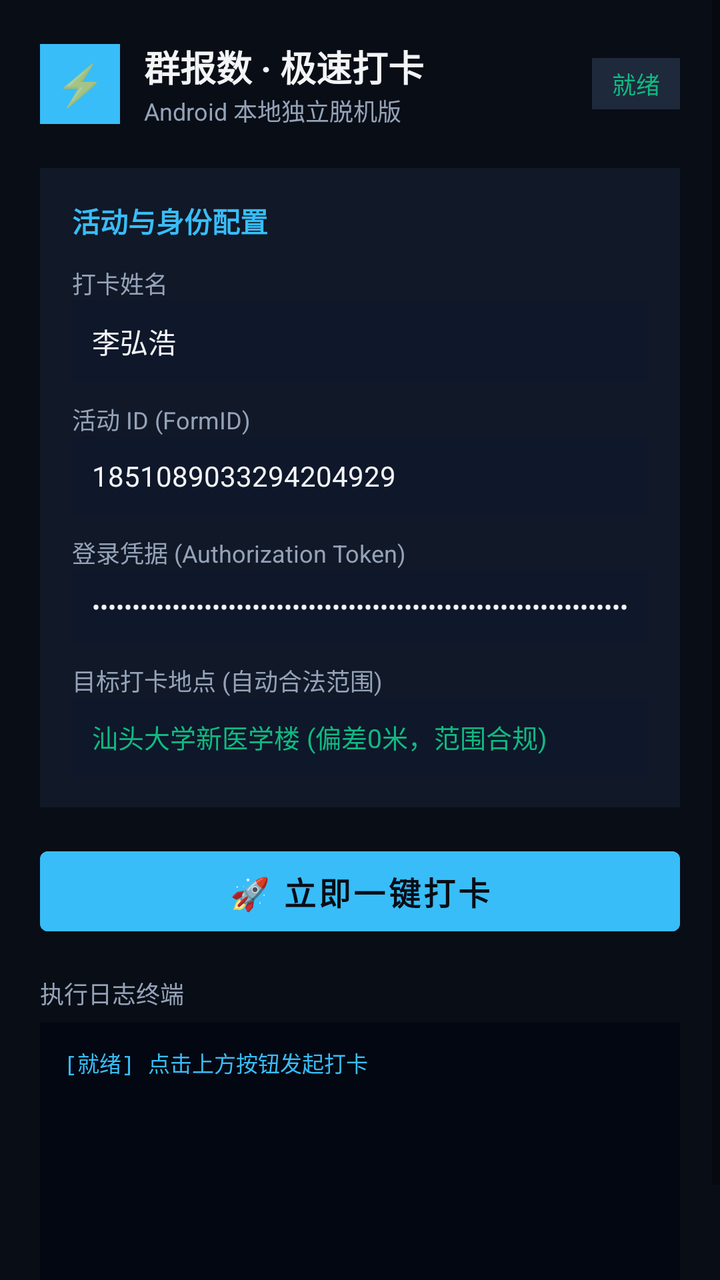
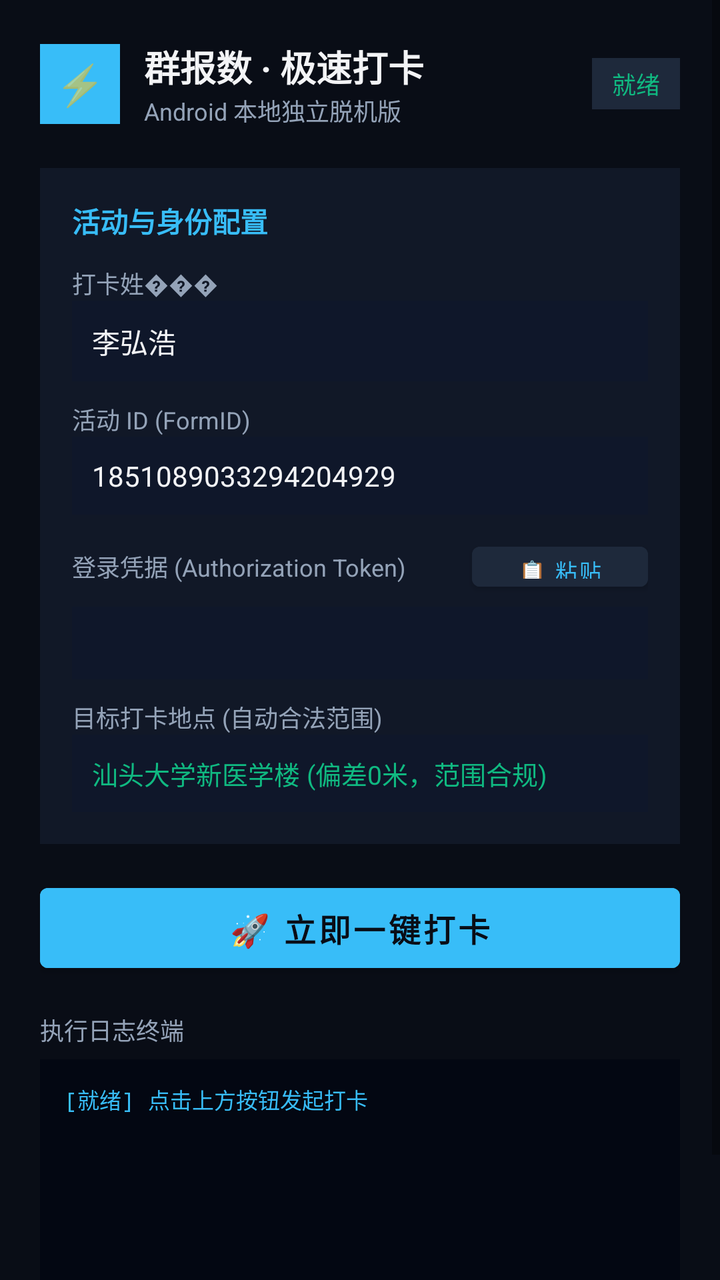

The first picture is an Android layout as it rendered before a commit; the second is the same layout after the commit. The layout source and the unified diff follow.
<!-- AndroidManifest.xml: application theme Theme.QunBaoShuAssistant -->
<!-- res/layout/activity_main.xml -->
<?xml version="1.0" encoding="utf-8"?>
<ScrollView xmlns:android="http://schemas.android.com/apk/res/android"
    xmlns:app="http://schemas.android.com/apk/res-auto"
    android:layout_width="match_parent"
    android:layout_height="match_parent"
    android:background="@color/bg_dark"
    android:fillViewport="true">

    <LinearLayout
        android:layout_width="match_parent"
        android:layout_height="wrap_content"
        android:orientation="vertical"
        android:padding="20dp">

        
        <LinearLayout
            android:layout_width="match_parent"
            android:layout_height="wrap_content"
            android:gravity="center_vertical"
            android:orientation="horizontal"
            android:layout_marginBottom="20dp">

            <TextView
                android:layout_width="40dp"
                android:layout_height="40dp"
                android:background="@color/primary"
                android:gravity="center"
                android:text="⚡"
                android:textSize="20sp" />

            <LinearLayout
                android:layout_width="0dp"
                android:layout_height="wrap_content"
                android:layout_weight="1"
                android:layout_marginStart="12dp"
                android:orientation="vertical">

                <TextView
                    android:layout_width="wrap_content"
                    android:layout_height="wrap_content"
                    android:text="群报数 · 极速打卡"
                    android:textColor="@color/text_white"
                    android:textSize="18sp"
                    android:textStyle="bold" />

                <TextView
                    android:layout_width="wrap_content"
                    android:layout_height="wrap_content"
                    android:text="Android 本地独立脱机版"
                    android:textColor="@color/text_muted"
                    android:textSize="12sp" />
            </LinearLayout>

            <TextView
                android:id="@+id/tvStatus"
                android:layout_width="wrap_content"
                android:layout_height="wrap_content"
                android:background="@color/border"
                android:paddingHorizontal="10dp"
                android:paddingVertical="4dp"
                android:text="就绪"
                android:textColor="@color/success"
                android:textSize="12sp" />
        </LinearLayout>

        
        <LinearLayout
            android:layout_width="match_parent"
            android:layout_height="wrap_content"
            android:background="@color/card_bg"
            android:orientation="vertical"
            android:padding="16dp"
            android:layout_marginBottom="16dp">

            <TextView
                android:layout_width="wrap_content"
                android:layout_height="wrap_content"
                android:text="活动与身份配置"
                android:textColor="@color/primary"
                android:textSize="14sp"
                android:textStyle="bold"
                android:layout_marginBottom="12dp" />

            <TextView
                android:layout_width="wrap_content"
                android:layout_height="wrap_content"
                android:text="打卡姓名"
                android:textColor="@color/text_muted"
                android:textSize="12sp" />

            <EditText
                android:id="@+id/etName"
                android:layout_width="match_parent"
                android:layout_height="wrap_content"
                android:background="@color/input_bg"
                android:textColor="@color/text_white"
                android:text="李弘浩"
                android:padding="10dp"
                android:textSize="14sp"
                android:layout_marginBottom="10dp" />

            <TextView
                android:layout_width="wrap_content"
                android:layout_height="wrap_content"
                android:text="活动 ID (FormID)"
                android:textColor="@color/text_muted"
                android:textSize="12sp" />

            <EditText
                android:id="@+id/etFormId"
                android:layout_width="match_parent"
                android:layout_height="wrap_content"
                android:background="@color/input_bg"
                android:textColor="@color/text_white"
                android:text="1851089033294204929"
                android:padding="10dp"
                android:textSize="14sp"
                android:layout_marginBottom="10dp" />

            <TextView
                android:layout_width="wrap_content"
                android:layout_height="wrap_content"
                android:text="登录凭据 (Authorization Token)"
                android:textColor="@color/text_muted"
                android:textSize="12sp" />

            <EditText
                android:id="@+id/etToken"
                android:layout_width="match_parent"
                android:layout_height="wrap_content"
                android:background="@color/input_bg"
                android:textColor="@color/text_white"
                android:text="kRLkYZxljx0o2Yb1wCFdfZBJopGadDGV_ojfIlRTHqBboW0PUdH-Vas3W7ekGnLEvHGx1A"
                android:padding="10dp"
                android:textSize="12sp"
                android:inputType="textPassword"
                android:layout_marginBottom="10dp" />

            <TextView
                android:layout_width="wrap_content"
                android:layout_height="wrap_content"
                android:text="目标打卡地点 (自动合法范围)"
                android:textColor="@color/text_muted"
                android:textSize="12sp" />

            <EditText
                android:id="@+id/etLocation"
                android:layout_width="match_parent"
                android:layout_height="wrap_content"
                android:background="@color/input_bg"
                android:textColor="@color/success"
                android:text="汕头大学新医学楼 (偏差0米，范围合规)"
                android:padding="10dp"
                android:textSize="13sp"
                android:enabled="false" />
        </LinearLayout>

        
        <Button
            android:id="@+id/btnClockIn"
            android:layout_width="match_parent"
            android:layout_height="52dp"
            android:backgroundTint="@color/primary"
            android:text="🚀 立即一键打卡"
            android:textColor="@color/bg_dark"
            android:textSize="16sp"
            android:textStyle="bold"
            android:layout_marginBottom="16dp" />

        
        <LinearLayout
            android:id="@+id/cardResult"
            android:layout_width="match_parent"
            android:layout_height="wrap_content"
            android:background="@color/card_bg"
            android:orientation="vertical"
            android:padding="16dp"
            android:visibility="gone"
            android:layout_marginBottom="16dp">

            <TextView
                android:id="@+id/tvResultTitle"
                android:layout_width="wrap_content"
                android:layout_height="wrap_content"
                android:text="✅ 打卡成功"
                android:textColor="@color/success"
                android:textSize="16sp"
                android:textStyle="bold"
                android:layout_marginBottom="6dp" />

            <TextView
                android:id="@+id/tvResultSeq"
                android:layout_width="wrap_content"
                android:layout_height="wrap_content"
                android:text="报数序号：第 1 位"
                android:textColor="@color/text_white"
                android:textSize="14sp"
                android:layout_marginBottom="4dp" />

            <TextView
                android:id="@+id/tvResultFid"
                android:layout_width="wrap_content"
                android:layout_height="wrap_content"
                android:text="记录 FID: -"
                android:textColor="@color/text_muted"
                android:textSize="12sp"
                android:fontFamily="monospace" />
        </LinearLayout>

        
        <TextView
            android:layout_width="wrap_content"
            android:layout_height="wrap_content"
            android:text="执行日志终端"
            android:textColor="@color/text_muted"
            android:textSize="12sp"
            android:layout_marginBottom="6dp" />

        <TextView
            android:id="@+id/tvLog"
            android:layout_width="match_parent"
            android:layout_height="160dp"
            android:background="#030712"
            android:fontFamily="monospace"
            android:padding="12dp"
            android:text="[就绪] 点击上方按钮发起打卡\n"
            android:textColor="@color/primary"
            android:textSize="11sp" />

    </LinearLayout>
</ScrollView>
<!-- resources referenced by this layout -->
<resources>
  <color name="bg_dark">#090D16</color>
  <color name="border">#1E293B</color>
  <color name="card_bg">#111827</color>
  <color name="input_bg">#0F172A</color>
  <color name="primary">#38BDF8</color>
  <color name="success">#10B981</color>
  <color name="text_muted">#94A3B8</color>
  <color name="text_white">#F3F4F6</color>
  <style name="Theme.QunBaoShuAssistant" parent="Theme.MaterialComponents.DayNight.NoActionBar">
          <item name="colorPrimary">@color/primary</item>
          <item name="colorPrimaryVariant">@color/primary_dark</item>
          <item name="colorOnPrimary">@color/bg_dark</item>
          <item name="android:windowBackground">@color/bg_dark</item>
          <item name="android:statusBarColor">@color/bg_dark</item>
      </style>
  <color name="primary_dark">#0284C7</color>
</resources>

<!-- the commit's change to res/layout/activity_main.xml (unified diff, before → after) -->
@@ -84,7 +84,7 @@
             <TextView
                 android:layout_width="wrap_content"
                 android:layout_height="wrap_content"
-                android:text="打卡姓名"
+                android:text="打卡姓���"
                 android:textColor="@color/text_muted"
                 android:textSize="12sp" />
 
@@ -117,12 +117,31 @@
                 android:textSize="14sp"
                 android:layout_marginBottom="10dp" />
 
-            <TextView
-                android:layout_width="wrap_content"
-                android:layout_height="wrap_content"
-                android:text="登录凭据 (Authorization Token)"
-                android:textColor="@color/text_muted"
-                android:textSize="12sp" />
+            <LinearLayout
+                android:layout_width="match_parent"
+                android:layout_height="wrap_content"
+                android:orientation="horizontal"
+                android:gravity="center_vertical"
+                android:layout_marginBottom="4dp">
+
+                <TextView
+                    android:layout_width="0dp"
+                    android:layout_height="wrap_content"
+                    android:layout_weight="1"
+                    android:text="登录凭据 (Authorization Token)"
+                    android:textColor="@color/text_muted"
+                    android:textSize="12sp" />
+
+                <Button
+                    android:id="@+id/btnPasteToken"
+                    android:layout_width="wrap_content"
+                    android:layout_height="32dp"
+                    android:text="📋 粘贴"
+                    android:textSize="11sp"
+                    android:paddingHorizontal="10dp"
+                    android:backgroundTint="@color/border"
+                    android:textColor="@color/primary" />
+            </LinearLayout>
 
             <EditText
                 android:id="@+id/etToken"
@@ -130,7 +149,6 @@
                 android:layout_height="wrap_content"
                 android:background="@color/input_bg"
                 android:textColor="@color/text_white"
-                android:text="kRLkYZxljx0o2Yb1wCFdfZBJopGadDGV_ojfIlRTHqBboW0PUdH-Vas3W7ekGnLEvHGx1A"
                 android:padding="10dp"
                 android:textSize="12sp"
                 android:inputType="textPassword"
